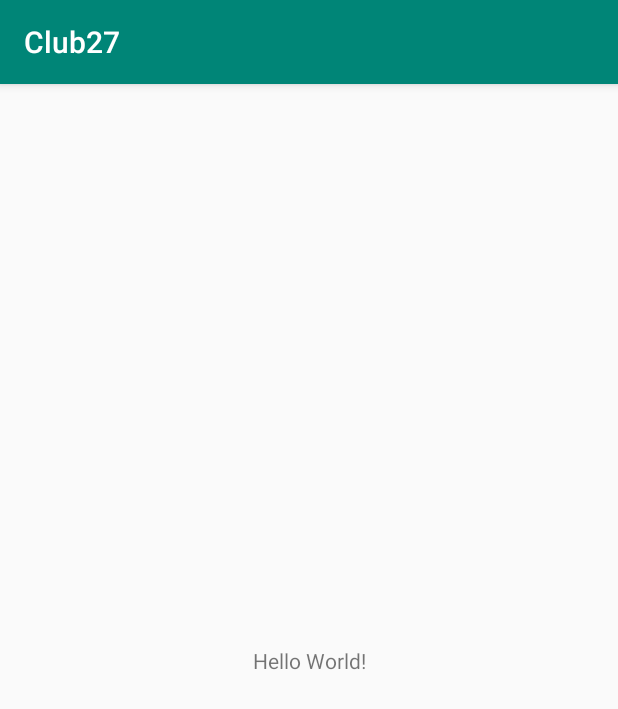
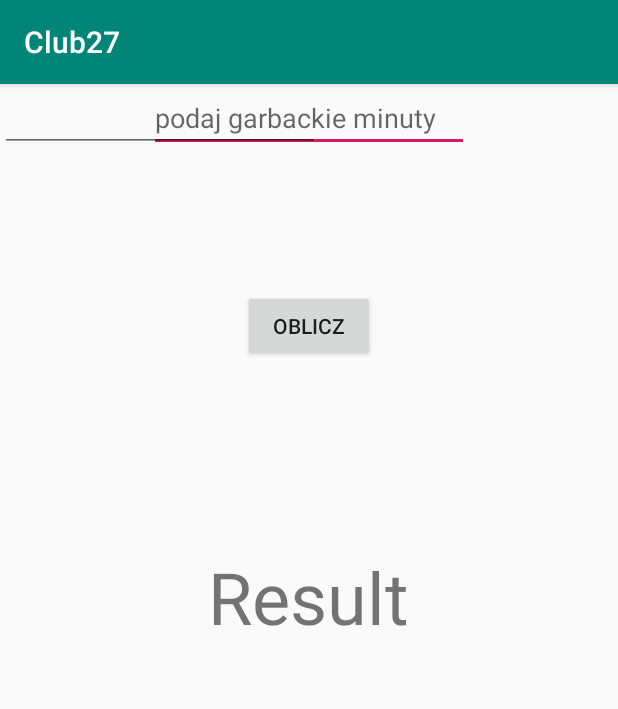
Before and after one commit to JakubMichalski4321/TimeCalculator, an Android app: the screen it shows after launch (MainActivity), on a phone screen of 412 x 824 dp. Shown: the top 709 px of the screen. Run offline under Robolectric (Android 15) with nearby library versions, the phone set to English and light mode, and no system bars.

Commit message:
czas garbacki

```diff
--- a/app/src/main/java/com/example/club27/MainActivity.java
+++ b/app/src/main/java/com/example/club27/MainActivity.java
@@ -1,7 +1,9 @@
 package com.example.club27;
 
+import android.os.Bundle;
+import android.view.View;
+import android.widget.Button;
 import androidx.appcompat.app.AppCompatActivity;
-import android.os.Bundle;
 
 public class MainActivity extends AppCompatActivity {
 
@@ -9,5 +11,14 @@ public class MainActivity extends AppCompatActivity {
     protected void onCreate(Bundle savedInstanceState) {
         super.onCreate(savedInstanceState);
         setContentView(R.layout.activity_main);
+
+        Button obliczButton = (Button) findViewById(R.id.obliczButton);
+        obliczButton.setOnClickListener(new View.OnClickListener() {
+            @Override
+            public void onClick(View v) {
+
+            }
+        });
+
     }
 }
--- a/app/src/main/res/layout/activity_main.xml
+++ b/app/src/main/res/layout/activity_main.xml
@@ -6,14 +6,33 @@
         android:layout_width="match_parent"
         android:layout_height="match_parent"
         tools:context=".MainActivity">
-
-    <TextView
+    <EditText
             android:layout_width="wrap_content"
             android:layout_height="wrap_content"
-            android:text="Hello World!"
-            app:layout_constraintBottom_toBottomOf="parent"
-            app:layout_constraintLeft_toLeftOf="parent"
-            app:layout_constraintRight_toRightOf="parent"
-            app:layout_constraintTop_toTopOf="parent"/>
-
+            android:inputType="number"
+            android:ems="10"
+            tools:layout_editor_absoluteY="202dp" android:id="@+id/minutesSetEditText"
+            app:layout_constraintStart_toStartOf="parent" app:layout_constraintEnd_toEndOf="parent"
+            android:hint="podaj garbackie minuty"/>
+    <Button
+            android:text="Oblicz"
+            android:layout_width="wrap_content"
+            android:layout_height="wrap_content"
+            android:id="@+id/obliczButton"
+            app:layout_constraintTop_toBottomOf="@+id/minutesSetEditText" android:layout_marginTop="92dp"
+            app:layout_constraintEnd_toEndOf="parent" app:layout_constraintStart_toStartOf="parent"/>
+    <TextView
+            android:text="Result"
+            android:layout_width="wrap_content"
+            android:layout_height="wrap_content"
+            android:id="@+id/resultText" android:textSize="48sp"
+            app:layout_constraintTop_toBottomOf="@+id/obliczButton" app:layout_constraintEnd_toEndOf="parent"
+            app:layout_constraintStart_toStartOf="parent" android:layout_marginTop="124dp"
+            app:layout_constraintHorizontal_bias="0.498"/>
+    <EditText
+            android:layout_width="wrap_content"
+            android:layout_height="wrap_content"
+            android:inputType="time"
+            android:ems="10"
+            tools:layout_editor_absoluteY="118dp" tools:layout_editor_absoluteX="99dp" android:id="@+id/timeEditText"/>
 </androidx.constraintlayout.widget.ConstraintLayout>
```
Also changed, not shown: 1 other file.
